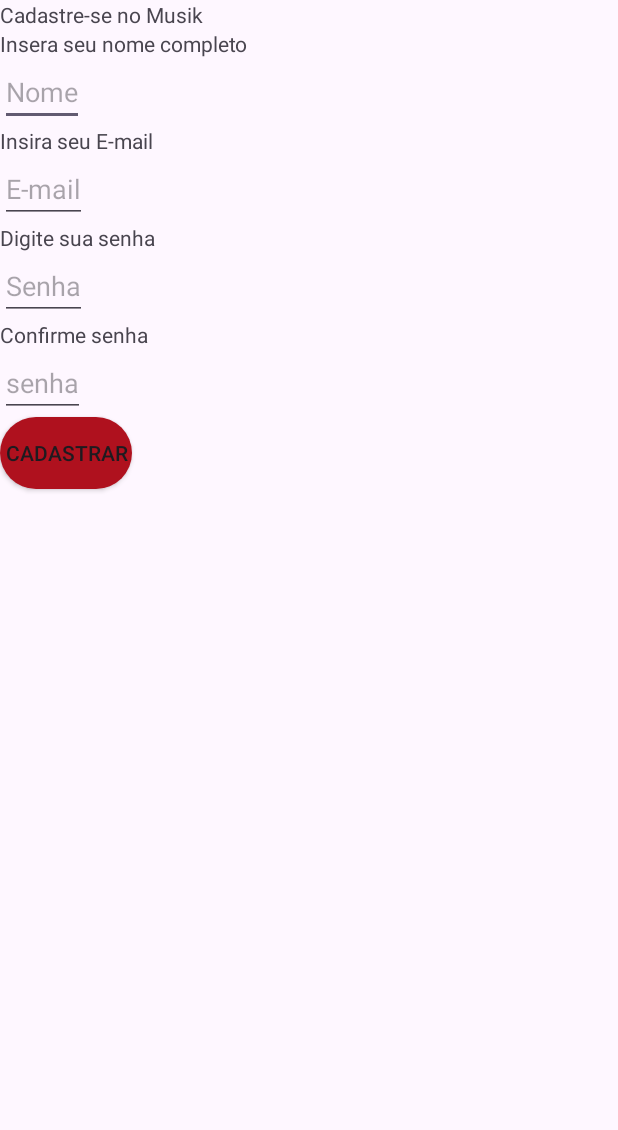
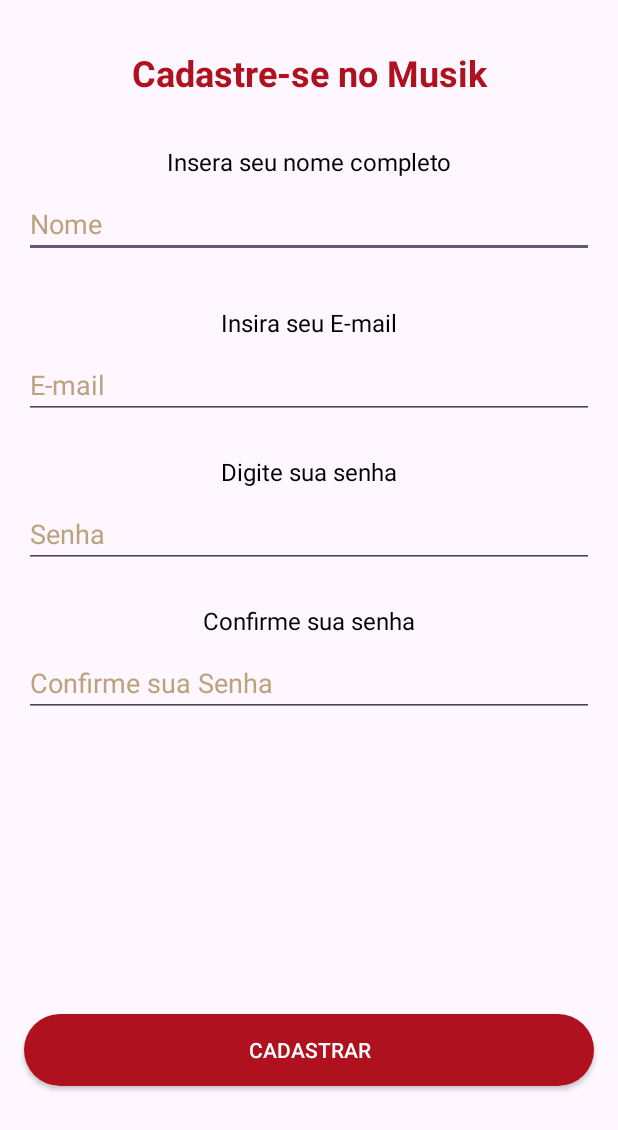
Before and after one commit to SantosKarolayne/APP_Musik, an Android app: the Cadastrar screen opened directly, with no data from a screen before it, on a phone screen of 412 x 824 dp. Shown: the top 1130 px of the screen. Run offline under Robolectric (Android 15) with nearby library versions, the phone set to English and light mode, and no system bars.

Commit message:
design de telas

```diff
--- a/app/src/main/res/layout/activity_cadastrar.xml
+++ b/app/src/main/res/layout/activity_cadastrar.xml
@@ -1,5 +1,5 @@
 <?xml version="1.0" encoding="utf-8"?>
-<LinearLayout xmlns:android="http://schemas.android.com/apk/res/android"
+<androidx.constraintlayout.widget.ConstraintLayout xmlns:android="http://schemas.android.com/apk/res/android"
     xmlns:app="http://schemas.android.com/apk/res-auto"
     android:orientation="vertical"
     xmlns:tools="http://schemas.android.com/tools"
@@ -9,64 +9,144 @@
 
     <TextView
         android:id="@+id/txtCadastrar"
+        android:layout_width="0dp"
+        android:layout_height="wrap_content"
+        android:layout_marginStart="16dp"
+        android:layout_marginTop="32dp"
+        android:layout_marginEnd="16dp"
         android:text="Cadastre-se no Musik"
-        android:layout_width="wrap_content"
-        android:layout_height="wrap_content"/>
+        android:textSize="24sp"
+        android:textColor="@color/Primary"
+        android:gravity="center"
+        android:textStyle="bold"
+        app:layout_constraintEnd_toEndOf="parent"
+        app:layout_constraintStart_toStartOf="parent"
+        app:layout_constraintTop_toTopOf="parent" />
 
     <TextView
         android:id="@+id/txtinfNome"
+        android:layout_width="wrap_content"
+        android:layout_height="wrap_content"
+        android:layout_marginStart="16dp"
+        android:layout_marginTop="32dp"
+        android:layout_marginEnd="16dp"
+        android:layout_marginBottom="7dp"
         android:text="Insera seu nome completo"
-        android:layout_width="wrap_content"
-        android:layout_height="wrap_content"/>
+        android:textColor="@color/black"
+        android:textSize="16sp"
+        app:layout_constraintBottom_toTopOf="@+id/edtNome"
+        app:layout_constraintEnd_toEndOf="parent"
+        app:layout_constraintStart_toStartOf="parent"
+        app:layout_constraintTop_toBottomOf="@+id/txtCadastrar" />
 
     <EditText
         android:id="@+id/edtNome"
+        android:layout_width="0dp"
+        android:layout_height="wrap_content"
+        android:layout_marginStart="16dp"
+        android:layout_marginTop="8dp"
+        android:layout_marginEnd="16dp"
         android:hint="Nome"
-        android:layout_width="wrap_content"
-        android:layout_height="wrap_content"/>
+        android:textColorHint="@color/Escuro"
+        app:layout_constraintEnd_toEndOf="parent"
+        app:layout_constraintStart_toStartOf="parent"
+        app:layout_constraintTop_toBottomOf="@+id/txtinfNome" />
 
     <TextView
         android:id="@+id/txtinformeEmail"
+        android:layout_width="wrap_content"
+        android:layout_height="wrap_content"
+        android:layout_marginStart="16dp"
+        android:layout_marginTop="32dp"
+        android:layout_marginEnd="16dp"
         android:text="Insira seu E-mail"
-        android:layout_width="wrap_content"
-        android:layout_height="wrap_content"/>
+        android:textColor="@color/black"
+        android:textSize="16sp"
+        app:layout_constraintEnd_toEndOf="parent"
+        app:layout_constraintStart_toStartOf="parent"
+        app:layout_constraintTop_toBottomOf="@+id/edtNome" />
 
     <EditText
         android:id="@+id/edtEmail"
+        android:layout_width="0dp"
+        android:layout_height="wrap_content"
+        android:layout_marginStart="16dp"
+        android:layout_marginTop="8dp"
+        android:layout_marginEnd="16dp"
         android:hint="E-mail"
-        android:layout_width="wrap_content"
-        android:layout_height="wrap_content"/>
+        android:textColorHint="@color/Escuro"
+        app:layout_constraintEnd_toEndOf="parent"
+        app:layout_constraintStart_toStartOf="parent"
+        app:layout_constraintTop_toBottomOf="@+id/txtinformeEmail" />
 
     <TextView
         android:id="@+id/txtinfSenha"
+        android:layout_width="wrap_content"
+        android:layout_height="wrap_content"
+        android:layout_marginStart="16dp"
+        android:layout_marginTop="24dp"
+        android:layout_marginEnd="16dp"
         android:text="Digite sua senha"
-        android:layout_width="wrap_content"
-        android:layout_height="wrap_content"/>
+        android:textColor="@color/black"
+        android:textSize="16sp"
+        app:layout_constraintEnd_toEndOf="parent"
+        app:layout_constraintStart_toStartOf="parent"
+        app:layout_constraintTop_toBottomOf="@+id/edtEmail" />
 
     <EditText
         android:id="@+id/edtSenha"
+        android:layout_width="0dp"
+        android:layout_height="wrap_content"
+        android:layout_marginStart="16dp"
+        android:layout_marginTop="8dp"
+        android:layout_marginEnd="16dp"
         android:hint="Senha"
-        android:layout_width="wrap_content"
-        android:layout_height="wrap_content"/>
+        android:textColorHint="@color/Escuro"
+        app:layout_constraintEnd_toEndOf="parent"
+        app:layout_constraintStart_toStartOf="parent"
+        app:layout_constraintTop_toBottomOf="@+id/txtinfSenha" />
 
     <TextView
         android:id="@+id/txtinfNOVsenha"
-        android:text="Confirme senha"
         android:layout_width="wrap_content"
-        android:layout_height="wrap_content"/>
+        android:layout_height="wrap_content"
+        android:layout_marginStart="16dp"
+        android:layout_marginTop="24dp"
+        android:layout_marginEnd="16dp"
+        android:text="Confirme sua senha"
+        android:textColor="@color/black"
+        android:textSize="16sp"
+        app:layout_constraintEnd_toEndOf="parent"
+        app:layout_constraintStart_toStartOf="parent"
+        app:layout_constraintTop_toBottomOf="@+id/edtSenha" />
 
     <EditText
         android:id="@+id/edtConfirmaSenha"
-        android:hint="senha"
-        android:layout_width="wrap_content"
-        android:layout_height="wrap_content"/>
+        android:layout_width="0dp"
+        android:layout_height="wrap_content"
+        android:layout_marginStart="16dp"
+        android:layout_marginTop="8dp"
+        android:layout_marginEnd="16dp"
+        android:hint="Confirme sua Senha"
+        android:textColorHint="@color/Escuro"
+        app:layout_constraintEnd_toEndOf="parent"
+        app:layout_constraintStart_toStartOf="parent"
+        app:layout_constraintTop_toBottomOf="@+id/txtinfNOVsenha" />
 
     <androidx.appcompat.widget.AppCompatButton
         android:id="@+id/btnCadastrar"
+        android:layout_width="0dp"
+        android:textColorHint="@color/Escuro"
+        android:layout_height="wrap_content"
+        android:layout_marginStart="16dp"
+        android:layout_marginEnd="16dp"
+        android:layout_marginBottom="100dp"
+        android:background="@drawable/background_button"
         android:text="Cadastrar"
-        android:background="@drawable/background_button"
-        android:layout_width="wrap_content"
-        android:layout_height="wrap_content"/>
+        android:textColor="@color/white"
+        app:layout_constraintBottom_toBottomOf="parent"
+        app:layout_constraintEnd_toEndOf="parent"
+        app:layout_constraintStart_toStartOf="parent" />
 
 
-</LinearLayout>
+</androidx.constraintlayout.widget.ConstraintLayout>
--- a/app/src/main/res/values-night/themes.xml
+++ b/app/src/main/res/values-night/themes.xml
@@ -2,6 +2,6 @@
     <!-- Base application theme. -->
     <style name="Base.Theme.AplicativoMusik" parent="Theme.Material3.DayNight.NoActionBar">
         <!-- Customize your dark theme here. -->
-        <!-- <item name="colorPrimary">@color/my_dark_primary</item> -->
+        <item name="colorPrimary">@color/Primary</item>
     </style>
 </resources>
```
Also changed, not shown: app/src/main/res/layout/activity_conteudo_repositorio.xml (+17 -11 lines), app/src/main/res/layout/activity_enviar_mensagens.xml (+19 -7 lines), app/src/main/res/layout/activity_main.xml (+4 -3 lines).
